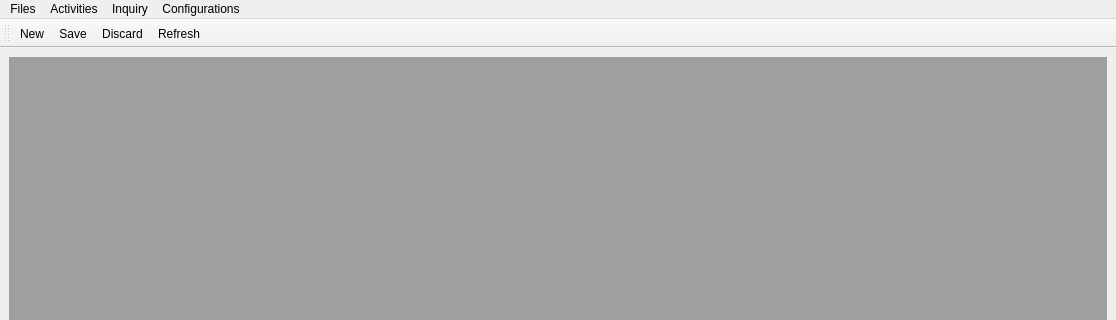
Before: the Qt Designer form WMS_System/UI/MainWindow.ui in cdefaz08/WMS, drawn with Qt 5; both pictures show x 0 to 1116 and y 0 to 320 of the 1116 by 854 pixel window.
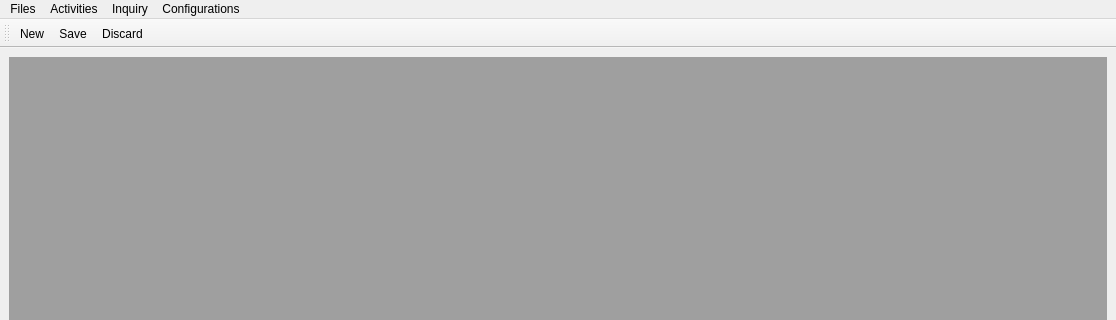
After: the same form once the commit is applied. Icons and pictures are not drawn.

The edit to the form file:
```diff
--- a/WMS_System/UI/MainWindow.ui
+++ b/WMS_System/UI/MainWindow.ui
@@ -84,7 +84,6 @@
    <addaction name="actionNew"/>
    <addaction name="actionSave"/>
    <addaction name="actionDiscard"/>
-   <addaction name="actionRefresh"/>
   </widget>
   <action name="actionItem_Search">
    <property name="text">
@@ -119,14 +118,6 @@
     <string>Discard</string>
    </property>
   </action>
-  <action name="actionRefresh">
-   <property name="text">
-    <string>Refresh</string>
-   </property>
-   <property name="toolTip">
-    <string>Refresh</string>
-   </property>
-  </action>
   <action name="actionOrders">
    <property name="text">
     <string>Orders</string>
```
Left out of the diff: 12 changed lines with no effect on the pictures.
